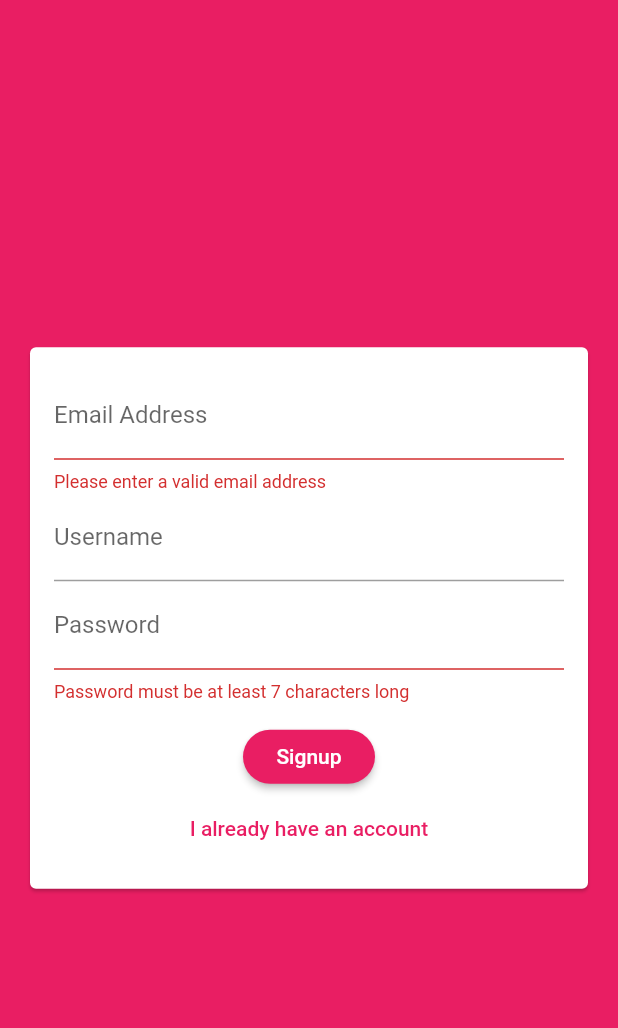
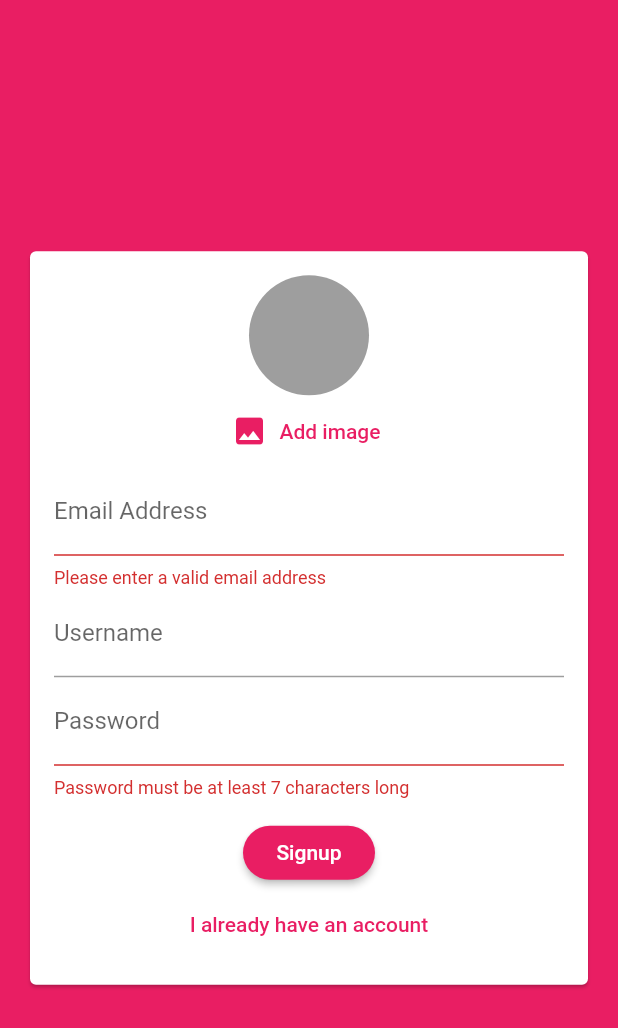
Before and after one commit to emeban44/chatting_app, a Flutter app: the screen it shows after launch, after a tap on "Login", after a tap on "Create New Account", on a phone screen of 412 x 824 dp. Shown: the top 1028 px of the screen. Run offline on Flutter 3.47's test engine with Material 2 defaults, Android fonts, the phone set to English and light mode, and no system bars; our stand-ins replace cloud_firestore, firebase_auth, image_picker; accounts and stored records are empty.

Commit message:
imagePicker on signUp added

```diff
--- a/lib/widgets/auth/auth_form.dart
+++ b/lib/widgets/auth/auth_form.dart
@@ -1,3 +1,6 @@
+import 'dart:io';
+
+import 'package:chatting_app/widgets/pickers/user_image_picker.dart';
 import 'package:flutter/material.dart';
 
 class AuthForm extends StatefulWidget {
@@ -22,10 +25,25 @@
   var _userEmail = '';
   var _userName = '';
   var _userPass = '';
+  File _userimageFile;
+
+  void _pickedImage(File image) {
+    _userimageFile = image;
+  }
 
   void _trySubmit() {
     final isValid = _formKey.currentState.validate();
     FocusScope.of(context).unfocus();
+
+    if (_userimageFile == null && !_isLogin) {
+      ScaffoldMessenger.of(context).showSnackBar(
+        SnackBar(
+          content: Text('Please pick an image!'),
+          backgroundColor: Colors.red,
+        ),
+      );
+      return;
+    }
 
     if (isValid) {
       _formKey.currentState.save();
@@ -51,6 +69,7 @@
               child: Column(
                 mainAxisSize: MainAxisSize.min,
                 children: [
+                  if (!_isLogin) UserImagePicker(_pickedImage),
                   TextFormField(
                     key: ValueKey('email'),
                     autocorrect: false,
--- /dev/null
+++ b/lib/widgets/pickers/user_image_picker.dart
@@ -0,0 +1,46 @@
+import 'dart:io';
+
+import 'package:flutter/material.dart';
+import 'package:image_picker/image_picker.dart';
+
+class UserImagePicker extends StatefulWidget {
+  final void Function(File pickedImage) imagePickFn;
+
+  UserImagePicker(this.imagePickFn);
+
+  @override
+  _UserImagePickerState createState() => _UserImagePickerState();
+}
+
+class _UserImagePickerState extends State<UserImagePicker> {
+  File _pickedImage;
+
+  void _pickImage() async {
+    final pickedImageFile =
+        await ImagePicker.pickImage(source: ImageSource.camera);
+    setState(() {
+      _pickedImage = pickedImageFile;
+    });
+    widget.imagePickFn(pickedImageFile);
+  }
+
+  @override
+  Widget build(BuildContext context) {
+    return Column(
+      children: [
+        CircleAvatar(
+          radius: 40,
+          backgroundColor: Colors.grey,
+          backgroundImage:
+              _pickedImage != null ? FileImage(_pickedImage) : null,
+        ),
+        FlatButton.icon(
+          onPressed: _pickImage,
+          icon: Icon(Icons.image),
+          label: Text('Add image'),
+          textColor: Colors.pink,
+        ),
+      ],
+    );
+  }
+}
--- a/pubspec.yaml
+++ b/pubspec.yaml
@@ -32,6 +32,8 @@
   cupertino_icons: ^1.0.2
   cloud_firestore: ^0.13.5
   firebase_auth: ^0.16.1
+  image_picker: ^0.6.5+3
+  firebase_storage: ^3.1.5
 
 dev_dependencies:
   flutter_test:
```
Also changed, not shown: pubspec.lock, 2 other files.
